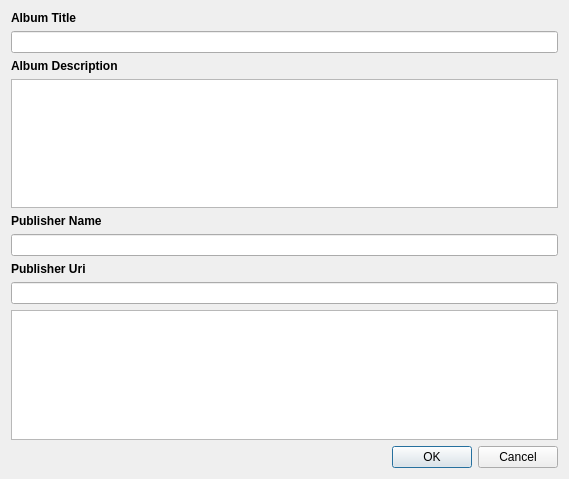
First picture: the form in libQExiv2/SocialDialog/SocialMetadataDialog.ui, repository rbbrnc/krbkACD, before the edit.
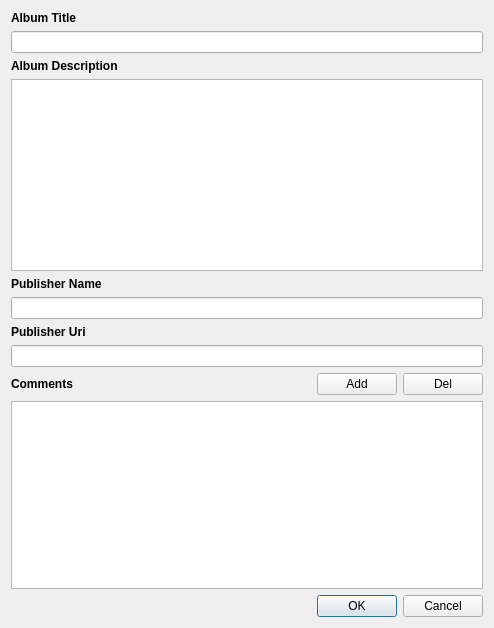
Second picture: the form after the edit.

Commit message: Add edir comments

Patch:
```diff
--- a/libQExiv2/SocialDialog/SocialMetadataDialog.ui
+++ b/libQExiv2/SocialDialog/SocialMetadataDialog.ui
@@ -6,8 +6,8 @@
    <rect>
     <x>0</x>
     <y>0</y>
-    <width>569</width>
-    <height>479</height>
+    <width>494</width>
+    <height>628</height>
    </rect>
   </property>
   <property name="windowTitle">
@@ -58,7 +58,14 @@
       </widget>
      </item>
      <item>
-      <widget class="QPlainTextEdit" name="albumDescription"/>
+      <widget class="QPlainTextEdit" name="albumDescription">
+       <property name="sizePolicy">
+        <sizepolicy hsizetype="Expanding" vsizetype="Minimum">
+         <horstretch>0</horstretch>
+         <verstretch>0</verstretch>
+        </sizepolicy>
+       </property>
+      </widget>
      </item>
      <item>
       <widget class="QLabel" name="label_4">
@@ -104,6 +111,50 @@
      <item>
       <widget class="QLineEdit" name="publisherUri"/>
      </item>
+     <item>
+      <layout class="QHBoxLayout" name="horizontalLayout">
+       <item>
+        <widget class="QLabel" name="label">
+         <property name="font">
+          <font>
+           <weight>75</weight>
+           <bold>true</bold>
+          </font>
+         </property>
+         <property name="text">
+          <string>Comments</string>
+         </property>
+        </widget>
+       </item>
+       <item>
+        <spacer name="horizontalSpacer">
+         <property name="orientation">
+          <enum>Qt::Horizontal</enum>
+         </property>
+         <property name="sizeHint" stdset="0">
+          <size>
+           <width>40</width>
+           <height>20</height>
+          </size>
+         </property>
+        </spacer>
+       </item>
+       <item>
+        <widget class="QPushButton" name="addCommentButton">
+         <property name="text">
+          <string>Add</string>
+         </property>
+        </widget>
+       </item>
+       <item>
+        <widget class="QPushButton" name="removeCommentButton">
+         <property name="text">
+          <string>Del</string>
+         </property>
+        </widget>
+       </item>
+      </layout>
+     </item>
      <item>
       <widget class="QTableView" name="commentsTableView"/>
      </item>
```
The commit also changes 2 other files.
